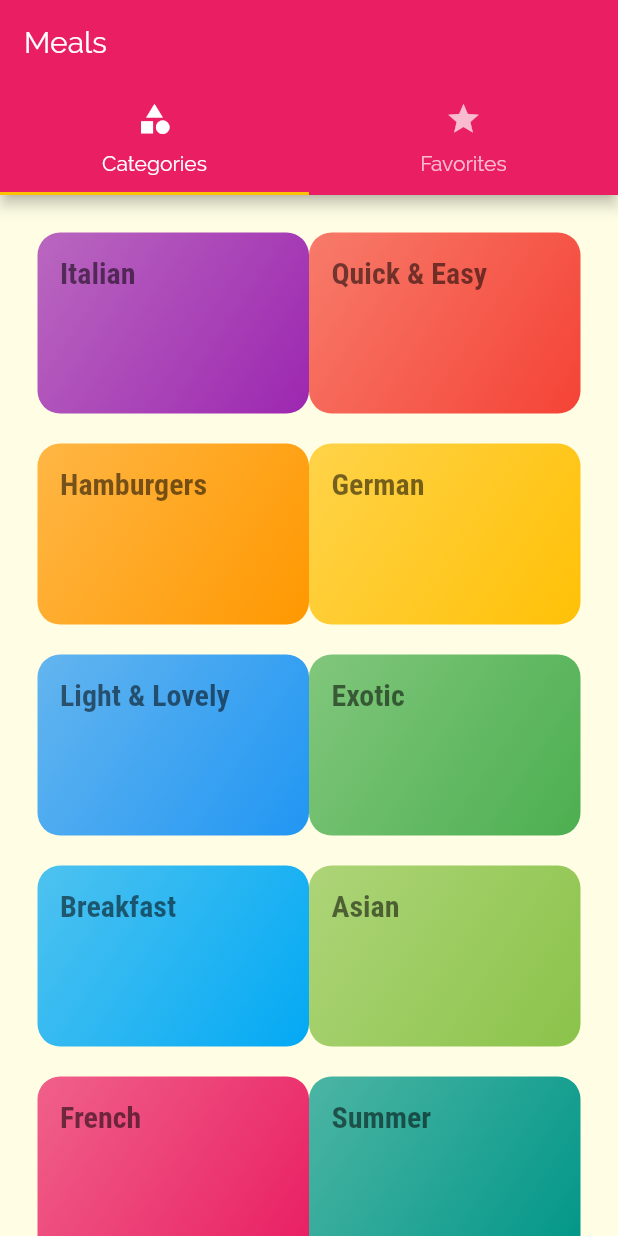
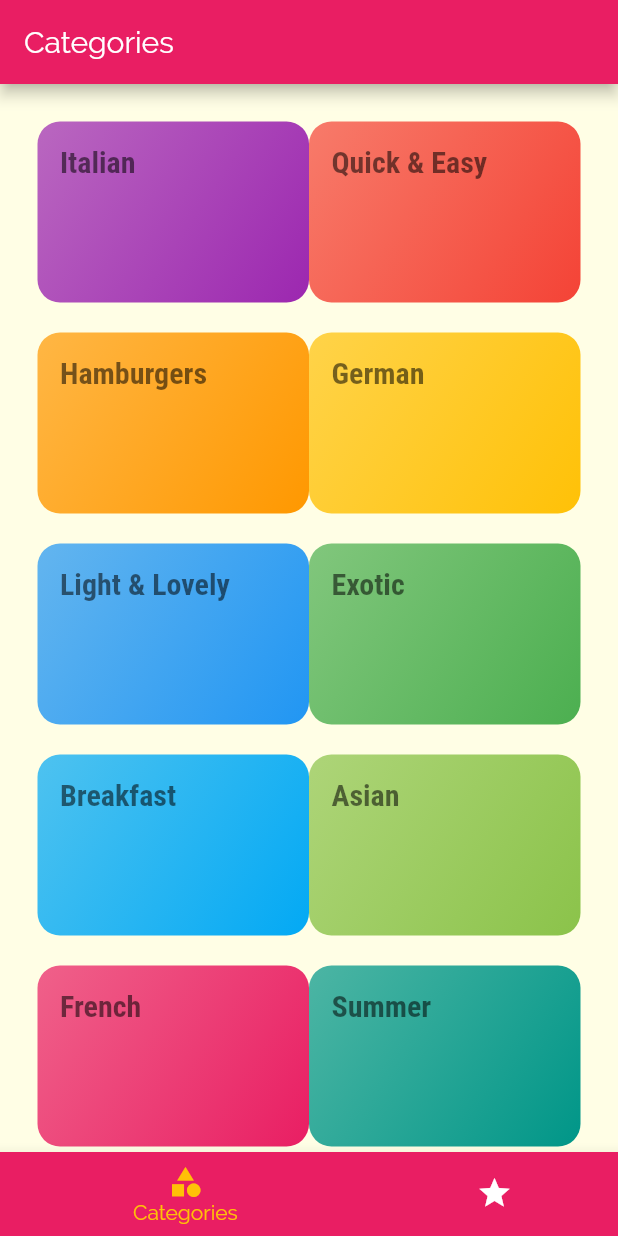
Before and after one commit to fdorado985/delimeals_flutter, a Flutter app: the screen it shows after launch, on a phone screen of 412 x 824 dp. Run offline on Flutter 3.47's test engine with Material 2 defaults, Android fonts, the phone set to English and light mode, and no system bars.

```diff
--- a/lib/screens/tabs_screen.dart
+++ b/lib/screens/tabs_screen.dart
@@ -8,31 +8,50 @@ class TabsScreen extends StatefulWidget {
 }
 
 class _TabsScreenState extends State<TabsScreen> {
+  final List<Map<String, Object>> _pages = [
+    {
+      'page': CategoriesScreen(),
+      'title': 'Categories',
+    },
+    {
+      'page': FavoritesScreen(),
+      'title': 'Your Favorites',
+    },
+  ];
+  int _selectedPageIndex = 0;
+
+  void _selectPage(int index) {
+    setState(() {
+      _selectedPageIndex = index;
+    });
+  }
+
   @override
   Widget build(BuildContext context) {
-    return DefaultTabController(
-      initialIndex: 0,
-      length: 2,
-      child: Scaffold(
-        appBar: AppBar(
-          title: Text('Meals'),
-          bottom: TabBar(
-            tabs: [
-              Tab(
-                icon: Icon(Icons.category),
-                text: 'Categories',
-              ),
-              Tab(
-                icon: Icon(Icons.star),
-                text: 'Favorites',
-              ),
-            ],
+    return Scaffold(
+      appBar: AppBar(
+        title: Text(_pages[_selectedPageIndex]['title']),
+      ),
+      body: _pages[_selectedPageIndex]['page'],
+      bottomNavigationBar: BottomNavigationBar(
+        onTap: _selectPage,
+        backgroundColor: Theme.of(context).primaryColor,
+        unselectedItemColor: Colors.white,
+        selectedItemColor: Theme.of(context).accentColor,
+        currentIndex: _selectedPageIndex,
+        type: BottomNavigationBarType.shifting,
+        items: [
+          BottomNavigationBarItem(
+            backgroundColor: Theme.of(context).primaryColor,
+            icon: Icon(Icons.category),
+            label: 'Categories',
           ),
-        ),
-        body: TabBarView(children: [
-          CategoriesScreen(),
-          FavoritesScreen(),
-        ]),
+          BottomNavigationBarItem(
+            backgroundColor: Theme.of(context).primaryColor,
+            icon: Icon(Icons.star),
+            label: 'Favorites',
+          ),
+        ],
       ),
     );
   }
```
